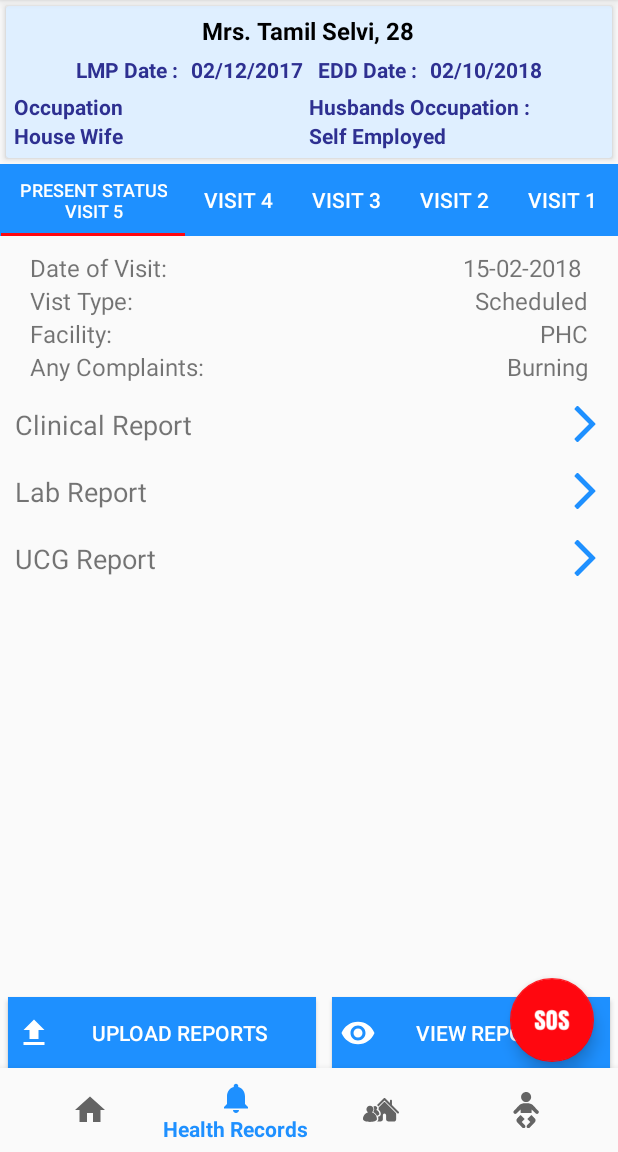
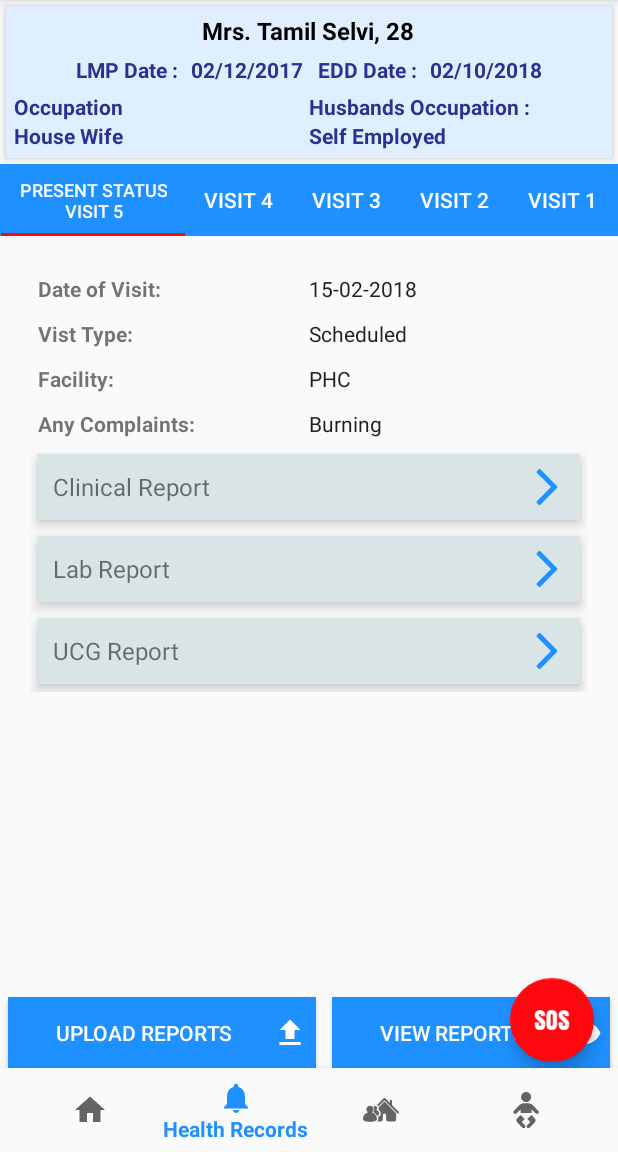
Before and after one commit to sathishlee/MotherApp, an Android app: the screen it shows after launch (MainActivity), item 2 of the bottom bar chosen, on a phone screen of 412 x 824 dp, the part 84-1236 px from its top. Run offline under Robolectric (Android 15) with nearby library versions, the phone set to English and light mode, and no system bars.

Commit message:
primary register

```diff
--- a/app/src/main/res/layout/fragment_health_records.xml
+++ b/app/src/main/res/layout/fragment_health_records.xml
@@ -1,6 +1,4 @@
 <?xml version="1.0" encoding="utf-8"?>
-
-
 <RelativeLayout android:orientation="vertical"
     android:layout_width="match_parent"
     android:layout_height="match_parent"
@@ -220,8 +218,8 @@
         android:layout_alignParentBottom="true"
         android:orientation="horizontal"
         android:weightSum="2"
-        android:layout_marginBottom="50dp"
-        >
+        android:layout_marginBottom="50dp">
+
         <Button
             android:id="@+id/btn_upload"
             android:layout_width="wrap_content"
@@ -232,7 +230,8 @@
             android:layout_weight="1"
             android:padding="5dp"
             android:layout_margin="5dp"
-            android:drawableLeft="@drawable/ic_file_upload"/>
+            android:drawableEnd="@drawable/ic_file_upload"/>
+
         <Button
             android:id="@+id/btn_view"
             android:layout_width="wrap_content"
@@ -243,7 +242,8 @@
             android:layout_weight="1"
             android:padding="5dp"
             android:layout_margin="5dp"
-            android:drawableLeft="@drawable/ic_file_view"/>
+            android:drawableEnd="@drawable/ic_file_view"/>
+
     </LinearLayout>
 
 
--- a/app/src/main/res/layout/item_visit_screen.xml
+++ b/app/src/main/res/layout/item_visit_screen.xml
@@ -1,200 +1,160 @@
-<?xml version="1.0" encoding="utf-8"?>
-<RelativeLayout xmlns:android="http://schemas.android.com/apk/res/android"
+<ScrollView xmlns:android="http://schemas.android.com/apk/res/android"
+    xmlns:tools="http://schemas.android.com/tools"
     android:layout_width="match_parent"
-    android:layout_height="match_parent">
+    android:layout_height="match_parent"
+    xmlns:local="http://schemas.android.com/apk/res-auto"
+    xmlns:app="http://schemas.android.com/apk/res-auto">
 
     <LinearLayout
-        android:id="@+id/ll_visit_date"
         android:layout_width="match_parent"
         android:layout_height="wrap_content"
-        android:layout_alignParentStart="true"
-        android:layout_alignParentTop="true"
-        android:orientation="horizontal"
-        android:weightSum="2"
-        android:layout_marginTop="10dp">
-
-        <TextView
-            android:id="@+id/date"
-            android:layout_width="wrap_content"
-            android:layout_height="wrap_content"
-            android:layout_weight="1"
-            android:paddingLeft="20dp"
-            android:text="Date of Visit: "
-            android:textSize="@dimen/text_lable" />
-
-        <TextView
-            android:id="@+id/date_value"
-            android:layout_width="wrap_content"
-            android:layout_height="wrap_content"
-            android:layout_alignParentLeft="true"
-            android:layout_weight="1"
-            android:gravity="right"
-            android:paddingRight="20dp"
-            android:text="15-02-2018 "
-            android:textSize="@dimen/text_lable" />
-    </LinearLayout>
+        android:orientation="vertical"
+        android:padding="20dp"
+        xmlns:android="http://schemas.android.com/apk/res/android">
 
         <LinearLayout
-        android:id="@+id/ll_visit_type"
             android:layout_width="match_parent"
             android:layout_height="wrap_content"
-        android:layout_below="@+id/ll_visit_date"
             android:orientation="horizontal"
+            android:padding="5dp"
             android:weightSum="2">
 
             <TextView
-            android:id="@+id/visit_type"
-            android:layout_width="wrap_content"
+                android:layout_width="fill_parent"
                 android:layout_height="wrap_content"
-            android:layout_alignParentLeft="true"
-            android:layout_below="@+id/ll_visit_date"
+                android:textSize="@dimen/text_secondary"
+                android:textStyle="bold"
                 android:layout_weight="1"
-            android:paddingLeft="20dp"
-            android:text="Vist Type: "
-            android:textSize="@dimen/text_lable" />
+                android:text="Date of Visit: "/>
 
             <TextView
-            android:id="@+id/visit_type_vale"
-            android:layout_width="wrap_content"
+                android:layout_width="fill_parent"
                 android:layout_height="wrap_content"
-            android:layout_below="@+id/ll_visit_date"
+                android:textColor="@color/text_primary"
+                android:textSize="@dimen/text_secondary"
                 android:layout_weight="1"
-            android:gravity="right"
-            android:paddingRight="20dp"
-            android:text="Scheduled"
-            android:textSize="@dimen/text_lable" />
+                android:text="15-02-2018"/>
 
         </LinearLayout>
 
         <LinearLayout
-        android:id="@+id/ll_facility"
             android:layout_width="match_parent"
             android:layout_height="wrap_content"
-        android:layout_below="@+id/ll_visit_type"
             android:orientation="horizontal"
+            android:padding="5dp"
             android:weightSum="2">
 
             <TextView
-            android:id="@+id/facility"
-            android:layout_width="wrap_content"
+                android:layout_width="fill_parent"
                 android:layout_height="wrap_content"
-            android:layout_alignParentLeft="true"
-            android:layout_below="@+id/visit_type"
+                android:textSize="@dimen/text_secondary"
+                android:textStyle="bold"
                 android:layout_weight="1"
-            android:paddingLeft="20dp"
-            android:text="Facility:  "
-            android:textSize="@dimen/text_lable" />
+                android:text="Vist Type: "/>
 
             <TextView
-            android:id="@+id/facility_value"
-            android:layout_width="wrap_content"
+                android:layout_width="fill_parent"
                 android:layout_height="wrap_content"
-            android:layout_alignParentLeft="true"
-            android:layout_below="@+id/visit_type"
+                android:textColor="@color/text_primary"
+                android:textSize="@dimen/text_secondary"
                 android:layout_weight="1"
-            android:gravity="right"
-            android:paddingRight="20dp"
-            android:text="PHC"
-            android:textSize="@dimen/text_lable"
+                android:text="Scheduled"/>
 
-            />
     </LinearLayout>
 
         <LinearLayout
-        android:id="@+id/ll_complaints"
             android:layout_width="match_parent"
             android:layout_height="wrap_content"
-        android:layout_below="@+id/ll_facility"
             android:orientation="horizontal"
+            android:padding="5dp"
             android:weightSum="2">
 
             <TextView
-            android:id="@+id/complaints"
-            android:layout_width="wrap_content"
+                android:layout_width="fill_parent"
                 android:layout_height="wrap_content"
-            android:layout_alignParentLeft="true"
-            android:layout_below="@+id/facility"
+                android:textSize="@dimen/text_secondary"
+                android:textStyle="bold"
                 android:layout_weight="1"
-            android:paddingLeft="20dp"
-            android:text="Any Complaints:    "
-            android:textSize="@dimen/text_lable" />
+                android:text="Facility:  " />
 
             <TextView
-            android:id="@+id/complaints_value"
-            android:layout_width="wrap_content"
+                android:layout_width="fill_parent"
                 android:layout_height="wrap_content"
-            android:layout_alignParentLeft="true"
-            android:layout_below="@+id/facility"
+                android:textColor="@color/text_primary"
+                android:textSize="@dimen/text_secondary"
                 android:layout_weight="1"
-            android:gravity="right"
-            android:paddingRight="20dp"
-            android:text="Burning"
-            android:textSize="@dimen/text_lable"
+                android:text="PHC"/>
 
-            />
     </LinearLayout>
 
-    <!--<view
-        android:id="@+id/view_line"
+        <LinearLayout
             android:layout_width="match_parent"
-        android:layout_height="1dp"
-        android:layout_below="@+id/ll_complaints"
-        android:background="#ffffff"
-             />-->
+            android:layout_height="wrap_content"
+            android:orientation="horizontal"
+            android:padding="5dp"
+            android:weightSum="2">
+
+            <TextView
+                android:layout_width="fill_parent"
+                android:layout_height="wrap_content"
+                android:textSize="@dimen/text_secondary"
+                android:textStyle="bold"
+                android:layout_weight="1"
+                android:text="Any Complaints:"/>
+
+            <TextView
+                android:layout_width="fill_parent"
+                android:layout_height="wrap_content"
+                android:textColor="@color/text_primary"
+                android:textSize="@dimen/text_secondary"
+                android:layout_weight="1"
+                android:text="Burning"/>
+
+    </LinearLayout>
+
+
 
     <TextView
         android:id="@+id/but_clinical_report"
         android:layout_width="match_parent"
         android:layout_height="wrap_content"
-        android:layout_below="@+id/ll_complaints"
-        android:drawableRight="@drawable/ic_angle_arrow_pointing_to_right"
+        android:drawableEnd="@drawable/ic_angle_arrow_pointing_to_right"
         android:gravity="center_vertical"
         android:padding="10dp"
+        android:background="@color/cloudy_blue"
+        android:elevation="5dp"
         android:text="Clinical Report"
-        android:textSize="@dimen/text_content_list"
-        android:layout_marginTop="5dp"
-        />
+        android:textSize="@dimen/text_lable"
+        android:layout_margin="5dp"/>
 
-    <!--<view-->
-        <!--android:layout_width="match_parent"-->
-        <!--android:layout_height="1dp"-->
-        <!--android:layout_below="@+id/but_clinical_report"-->
-        <!--android:background="#ffffff" />-->
 
     <TextView
         android:id="@+id/but_lab_report"
         android:layout_width="match_parent"
         android:layout_height="wrap_content"
-        android:layout_below="@+id/but_clinical_report"
-        android:drawableRight="@drawable/ic_angle_arrow_pointing_to_right"
+        android:drawableEnd="@drawable/ic_angle_arrow_pointing_to_right"
         android:gravity="center_vertical"
         android:padding="10dp"
+        android:background="@color/cloudy_blue"
+        android:elevation="5dp"
         android:text="Lab Report"
-        android:textSize="@dimen/text_content_list" />
+        android:layout_margin="5dp"
+        android:textSize="@dimen/text_lable" />
 
-<!--    <view
-        android:layout_width="match_parent"
-        android:layout_height="1dp"
-        android:layout_below="@+id/but_lab_report"
-        android:background="#ffffff" />-->
 
     <TextView
         android:id="@+id/but_ucg_report"
         android:layout_width="match_parent"
         android:layout_height="wrap_content"
-        android:layout_alignParentStart="true"
-        android:layout_below="@+id/but_lab_report"
-        android:drawableRight="@drawable/ic_angle_arrow_pointing_to_right"
+        android:drawableEnd="@drawable/ic_angle_arrow_pointing_to_right"
         android:gravity="center_vertical"
         android:padding="10dp"
+        android:background="@color/cloudy_blue"
+        android:elevation="5dp"
         android:text="UCG Report"
-        android:textSize="@dimen/text_content_list" />
-
-    <!--<view
-        android:layout_width="match_parent"
-        android:layout_height="1dp"
-        android:layout_below="@+id/but_ucg_report"
-        android:background="#ffffff" />-->
+        android:layout_margin="5dp"
+        android:textSize="@dimen/text_lable" />
 
 
-</RelativeLayout>
+    </LinearLayout>
+</ScrollView>
```
Also changed, not shown: app/src/main/res/drawable/ic_angle_arrow_pointing_to_right.xml (+5 -2 lines). Lines whose indentation alone changed are shown as unchanged.
